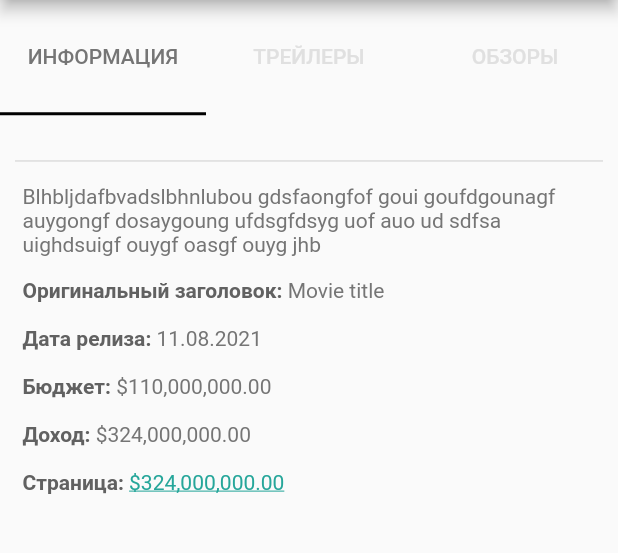
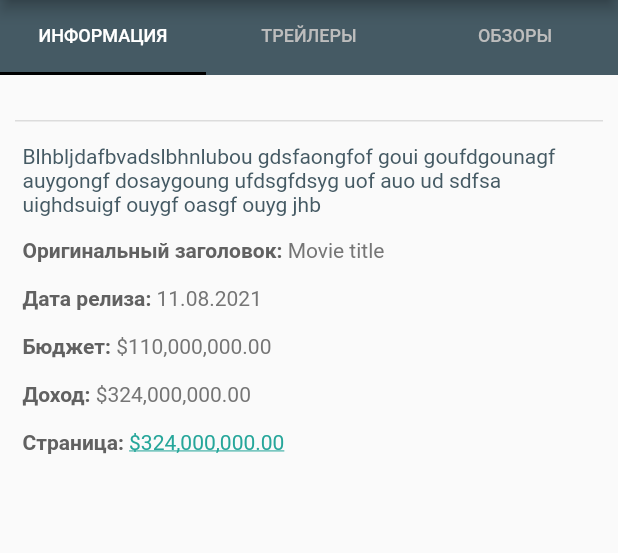
Before and after one commit to AleXWitE/popular_movies_flutter, a Flutter app: the MovieScreen screen opened directly, on a phone screen of 412 x 824 dp, the part 84-637 px from its top. Run offline on Flutter 3.47's test engine with Material 2 defaults, Android fonts, the light colour scheme and no system bars; our stand-ins replace shared_preferences, youtube_player_iframe; accounts and stored records are empty; network calls fail.

```diff
--- a/lib/commons/screens/movie_screen.dart
+++ b/lib/commons/screens/movie_screen.dart
@@ -50,17 +50,21 @@ class _MovieScreenState extends State<MovieScreen>
         leading: GestureDetector(onTap: () => Navigator.pop(context),child: Icon(Icons.arrow_back, color: Theme.of(context).primaryColor, size: 25.0,)),
       ),
       body: Column(children: [
-        Expanded(
-          flex: 1,
+        Container(
+          height: 50.0,
+          child: Container(
+            color: Theme.of(context).backgroundColor,
             child: TabBar(
               tabs: _tabItems,
               controller: tabController,
-            labelColor: Theme.of(context).backgroundColor,
-            unselectedLabelColor: Colors.grey[300],
+              // indicatorColor: Theme.of(context).cardColor,
+              labelStyle: TextStyle(fontSize: 12.0),
+              labelColor: Theme.of(context).primaryColor,
+              unselectedLabelColor: Colors.grey[400],
+            ),
           ),
         ),
         Expanded(
-          flex: 9,
           child: TabBarView(
               children: [
                 TabDescription(id: id),
@@ -69,7 +73,8 @@ class _MovieScreenState extends State<MovieScreen>
               ],
               controller: tabController,
             ),
-        )
+        ),
+
       ]),
     );
   }
--- a/lib/commons/screens/settings_screen.dart
+++ b/lib/commons/screens/settings_screen.dart
@@ -53,7 +53,7 @@ class _SettingScreenState extends State<SettingScreen> {
             _savePrefs();
             Navigator.pop(context);
           },
-          child: Icon(Icons.arrow_back),
+          child: Icon(Icons.arrow_back, color: Theme.of(context).primaryColor, size: 25.0,),
         ),
       ),
       body: Column(
--- a/lib/popular_movies.dart
+++ b/lib/popular_movies.dart
@@ -16,7 +16,7 @@ class MyApp extends StatelessWidget {
         primaryColor: Colors.white,
         accentColor: Colors.black,
         cardColor: Colors.blueGrey[800],
-        backgroundColor: Colors.grey[600],
+        backgroundColor: Colors.blueGrey[700],
       ),
       initialRoute: '/home',
       routes: {
```
Also changed, not shown: lib/commons/api/services/modal_services.dart (+27 -3 lines), lib/commons/data_models/movie_details.dart (added, +50 -0 lines), lib/commons/screens/main_screen.dart (+5 -6 lines), lib/commons/screens/widgets/tab_description.dart (+12 -0 lines). Lines whose indentation alone changed are shown as unchanged.
